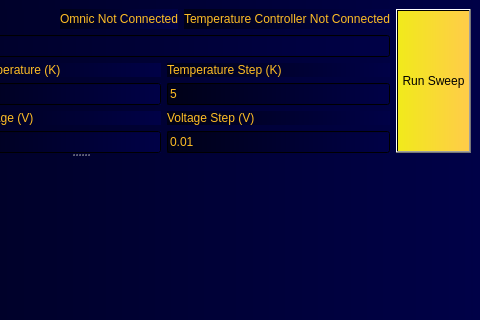
This is PyQt_FTIR_GUI.ui in Ryan3141/FTIR_Commander as Qt 5 draws it before an edit; both pictures show x 320 to 800 and y 0 to 320 of the 800 by 600 pixel window. The edited form follows.
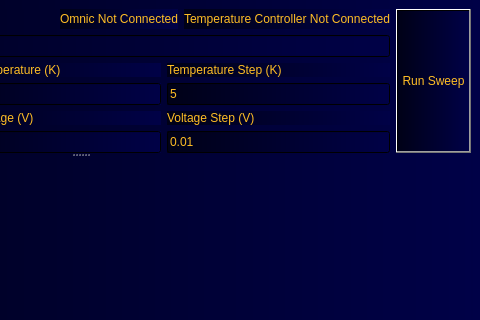
This is the edited form. Custom widgets are drawn as their Qt base class.

Commit message: Added ability to stop in the middle of measurement.  Also added minor improvements to temperature controller communication.

The edit to the form file:
```diff
--- a/PyQt_FTIR_GUI.ui
+++ b/PyQt_FTIR_GUI.ui
@@ -227,9 +227,11 @@
             <verstretch>0</verstretch>
            </sizepolicy>
           </property>
+          <property name="autoFillBackground">
+           <bool>true</bool>
+          </property>
           <property name="styleSheet">
-           <string notr="true">background-color: qlineargradient(spread:pad, x1:0, y1:0, x2:1, y2:0, stop:0 rgba(241, 234, 27, 255), stop:1 rgba(255, 204, 73, 255));
-color: rgb(0, 0, 0);</string>
+           <string notr="true"/>
           </property>
           <property name="text">
            <string>Run Sweep</string>
```
The commit also changes 2 other files.
